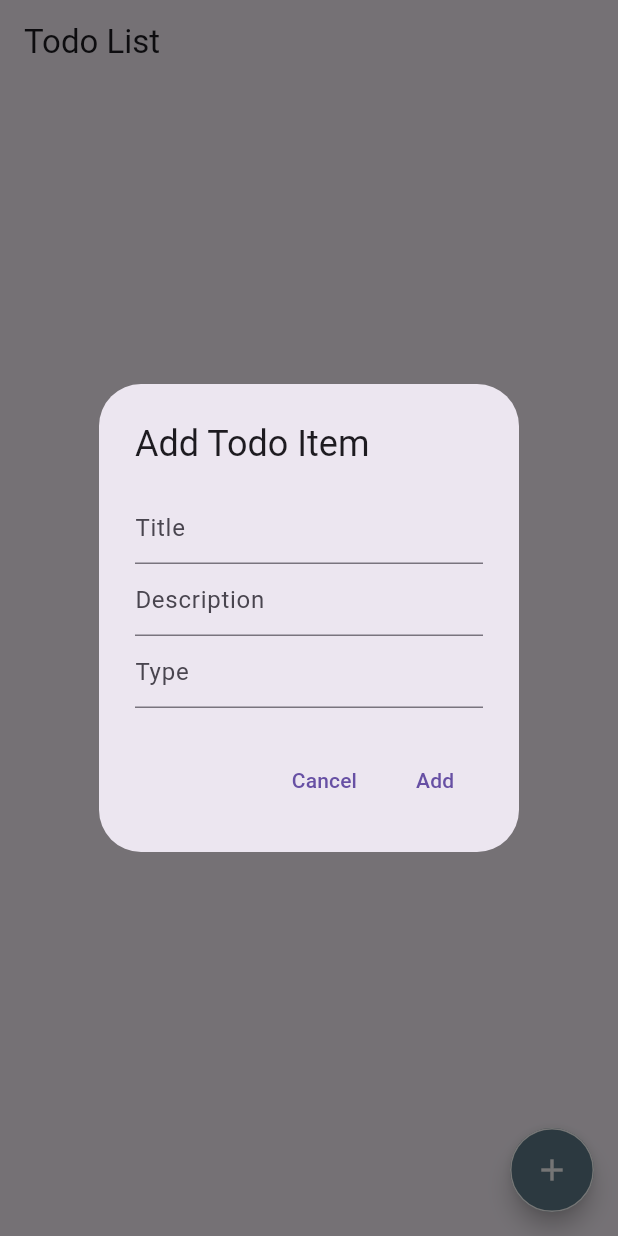
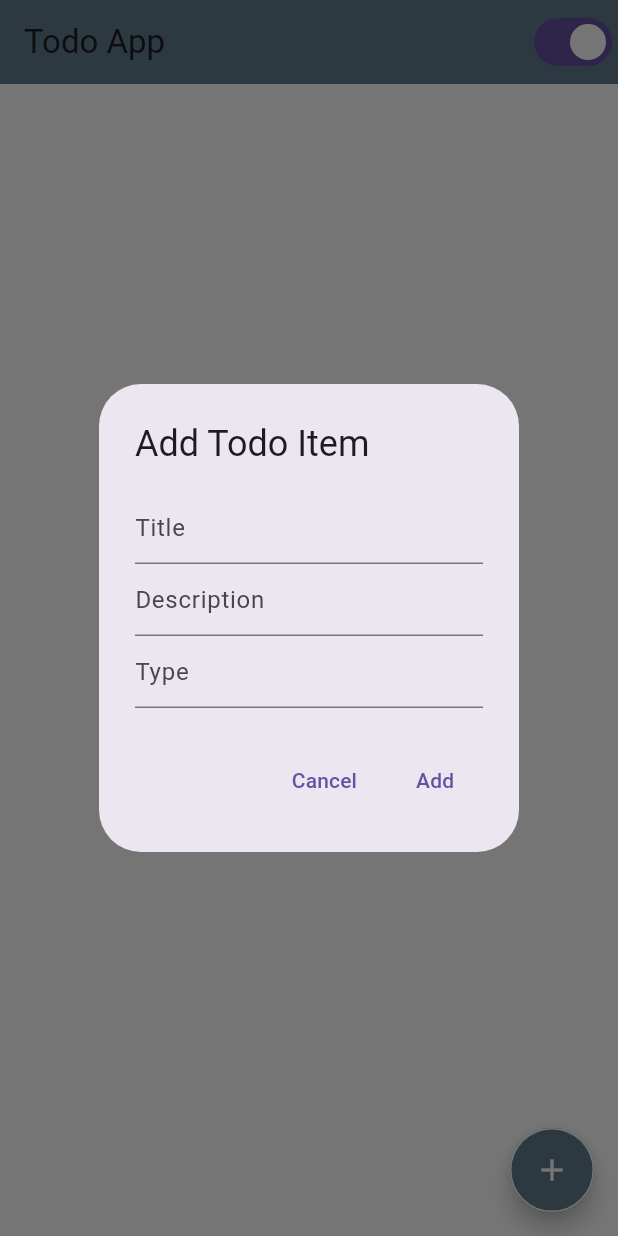
Before and after one commit to omarito47/todo_app, a Flutter app: the screen it shows after launch, after a tap on the "add" icon, on a phone screen of 412 x 824 dp. Run offline on Flutter 3.47's test engine with Material 3 defaults, Android fonts, the phone set to English and light mode, and no system bars; our stand-ins replace shared_preferences, sqflite; accounts and stored records are empty.

Commit message:
[update]darkmode + ui optimasation

```diff
--- /dev/null
+++ b/lib/global/theme/theme_mode.dart
@@ -0,0 +1,67 @@
+import 'package:flutter/material.dart';
+import 'package:shared_preferences/shared_preferences.dart';
+
+enum ThemeModeOptions { Light, Dark }
+
+class ThemeProvider with ChangeNotifier {
+  late SharedPreferences prefs;
+  late ThemeMode themeMode = ThemeMode.light;
+
+  ThemeProvider() {
+    initPrefs();
+  }
+
+  Future<void> initPrefs() async {
+    prefs = await SharedPreferences.getInstance();
+    final savedThemeMode = prefs.getString('themeMode');
+
+    if (savedThemeMode == null) {
+      themeMode = ThemeMode.system;
+    } else {
+      themeMode = getThemeModeFromString(savedThemeMode);
+    }
+
+    notifyListeners();
+  }
+
+
+
+  ThemeModeOptions get selectedMode {
+    if (themeMode == ThemeMode.light) {
+      return ThemeModeOptions.Light;
+    } else {
+      return ThemeModeOptions.Dark;
+    }
+  }
+
+  Future<void> setThemeMode(ThemeModeOptions themeModeOption) async {
+    switch (themeModeOption) {
+      case ThemeModeOptions.Light:
+        themeMode = ThemeMode.light;
+        break;
+      case ThemeModeOptions.Dark:
+        themeMode = ThemeMode.dark;
+        break;
+
+    }
+
+    await saveThemeMode();
+    notifyListeners();
+  }
+
+  Future<void> saveThemeMode() async {
+    await prefs.setString('themeMode', themeMode.toString());
+  }
+
+  ThemeMode getThemeModeFromString(String value) {
+    switch (value) {
+      case 'ThemeMode.light':
+        return ThemeMode.light;
+      case 'ThemeMode.dark':
+        return ThemeMode.dark;
+
+      default:
+        return ThemeMode.light;
+    }
+  }
+}
--- a/lib/main.dart
+++ b/lib/main.dart
@@ -1,20 +1,81 @@
 import 'package:flutter/material.dart';
+import 'package:provider/provider.dart';
+import 'package:todo_app/global/theme/theme_mode.dart';
 import 'package:todo_app/module/widgets/todo_list_page.dart';
 
 void main() {
-  runApp(const MyApp());
+  runApp(MyApp());
 }
 
-class MyApp extends StatelessWidget {
-  const MyApp({super.key});
+class MyApp extends StatefulWidget {
+  MyApp({super.key});
 
+  @override
+  State<MyApp> createState() => _MyAppState();
+}
+
+class _MyAppState extends State<MyApp> {
+  //dark theme mode
+  final darkTheme = ThemeData.dark().copyWith(
+    scaffoldBackgroundColor: Colors.black,
+    appBarTheme: AppBarTheme(
+      color: Colors.grey[900],
+      iconTheme: IconThemeData(color: Colors.white),
+
+    ),
+    textTheme: TextTheme(
+      bodyText2: TextStyle(color: Colors.white),
+      subtitle1: TextStyle(color: Colors.white),
+    ),
+    checkboxTheme: CheckboxThemeData(
+      fillColor: MaterialStateColor.resolveWith((states) => Colors.white),
+    ),
+    floatingActionButtonTheme: FloatingActionButtonThemeData(
+      backgroundColor: Colors.blueGrey,
+    ),
+    snackBarTheme: SnackBarThemeData(
+      backgroundColor: Colors.grey[800],
+      contentTextStyle: TextStyle(color: Colors.white),
+    ),
+    dialogTheme: DialogTheme(
+      backgroundColor: Colors.blueGrey,
+    ),
+    cardTheme: CardTheme(
+      color: Colors.grey[800],
+    ),
+  );
+  //light theme mode
+  final lightTheme = ThemeData(
+    primaryColor: Colors.grey,
+    hintColor: Colors.blue,
+    buttonTheme: const ButtonThemeData(buttonColor: Colors.blueGrey),
+    textTheme: const TextTheme(
+      bodyText2: TextStyle(color: Colors.black),
+      // Add more text styles as needed
+    ),
+    appBarTheme: const AppBarTheme(
+      color: Colors.blueGrey,
+      // Customize app bar attributes if needed
+    ),
+    scaffoldBackgroundColor: Colors.white,
+  );
   // This widget is the root of your application.
   @override
   Widget build(BuildContext context) {
-    return MaterialApp(
-      debugShowCheckedModeBanner: false,
-      title: 'Flutter Demo',
-      home: TodoListPage(),
+    return ChangeNotifierProvider(
+      create: (_) => ThemeProvider(),
+      child: Consumer<ThemeProvider>(
+        builder: (context, themeProvider, _) {
+          return MaterialApp(
+            themeMode: themeProvider.themeMode,
+            theme: lightTheme,
+            darkTheme: darkTheme,
+            debugShowCheckedModeBanner: false,
+            title: 'Flutter Demo',
+            home: const TodoListPage(),
+          );
+        },
+      ),
     );
   }
 }
--- a/pubspec.yaml
+++ b/pubspec.yaml
@@ -38,6 +38,8 @@ dependencies:
   sqflite: ^2.3.2
   path: ^1.8.3
   sqflite_common_ffi: ^2.3.2+1
+  shared_preferences: ^2.2.2
+  provider: ^6.1.1
 
 dev_dependencies:
   flutter_test:
```
Also changed, not shown: lib/module/widgets/todo_list_page.dart (+43 -8 lines), pubspec.lock, 2 other files.
